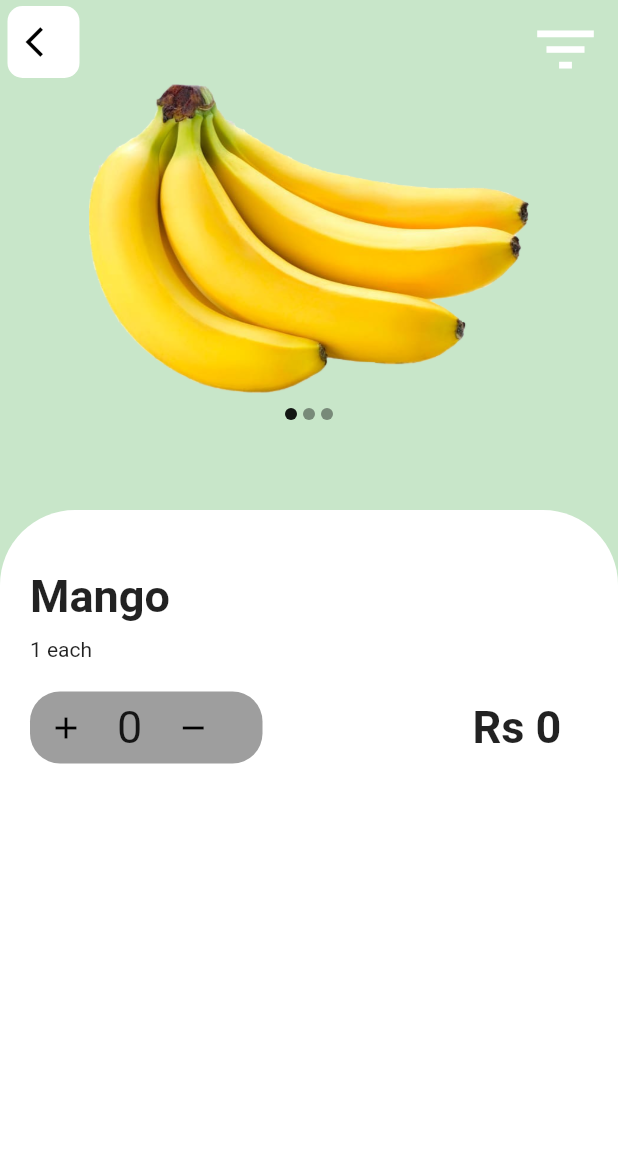
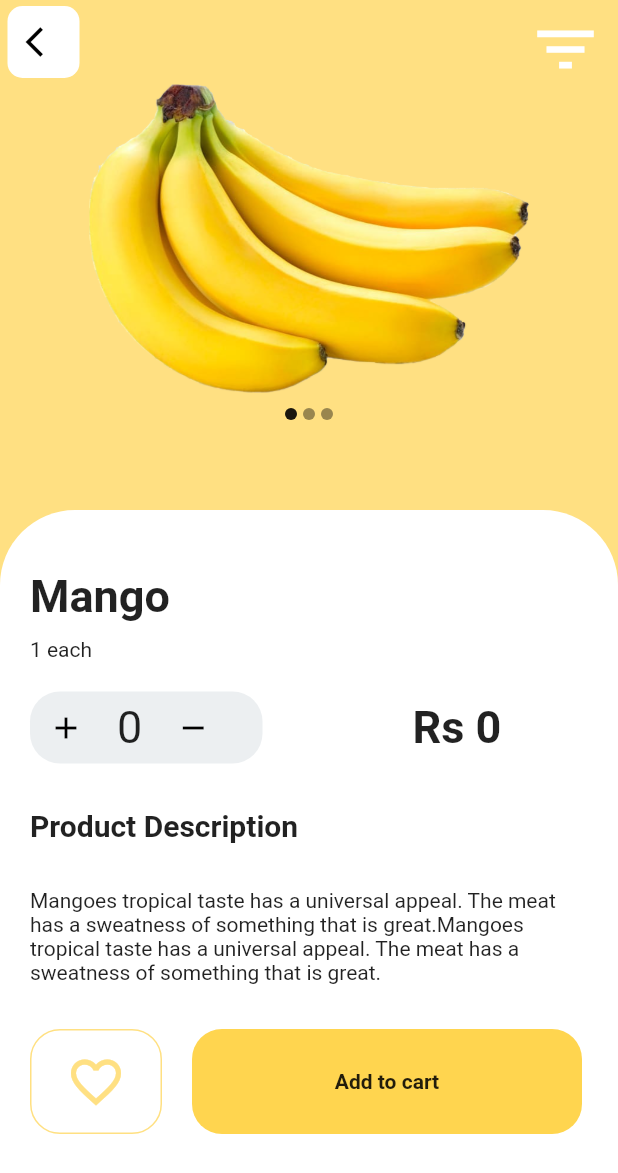
Before and after one commit to khadkabindu/Fruit-App, a Flutter app: the screen it shows after launch, on a phone screen of 412 x 824 dp. Shown: the top 1173 px of the screen. Run offline on Flutter 3.47's test engine with Material 2 defaults, Android fonts, the phone set to English and light mode, and no system bars; drawn by our look-alikes of carousel_slider.

Commit message:
changed colors

```diff
--- a/lib/counter.dart
+++ b/lib/counter.dart
@@ -20,6 +20,7 @@ class _CounterDesign extends State<CounterDesign> {
   void minus() {
     setState(() {
       if (_n != 0) _n--;
+      _amt = _amt - 10;
     });
   }
 
@@ -30,7 +31,7 @@ class _CounterDesign extends State<CounterDesign> {
         Container(
           width: 155.0,
           decoration: BoxDecoration(
-            color: Colors.grey.shade500,
+            color: Colors.blueGrey[50],
             borderRadius: BorderRadius.circular(20.0),
           ),
 //      width: 140.0,
@@ -68,7 +69,7 @@ class _CounterDesign extends State<CounterDesign> {
           ),
         ),
         SizedBox(
-          width: 140.0,
+          width: 100.0,
         ),
         Container(
             child: Text(
--- a/lib/main.dart
+++ b/lib/main.dart
@@ -13,14 +13,21 @@ void main() {
   ));
 }
 
-class FirstScreen extends StatelessWidget {
+class FirstScreen extends StatefulWidget {
+  @override
+  State<StatefulWidget> createState() {
+    return _FirstScreen();
+  }
+}
+
+class _FirstScreen extends State<FirstScreen> {
   @override
   Widget build(BuildContext context) {
     return MaterialApp(
       home: Scaffold(
         appBar: AppBar(
           elevation: 0,
-          backgroundColor: Colors.green.shade100,
+          backgroundColor: Colors.amber[200],
           leading: Row(
             children: <Widget>[
               SizedBox(
@@ -56,7 +63,7 @@ class FirstScreen extends StatelessWidget {
             ),
           ],
         ),
-        backgroundColor: Colors.green.shade100,
+        backgroundColor: Colors.amber[200],
         body: Column(
           crossAxisAlignment: CrossAxisAlignment.center,
           mainAxisSize: MainAxisSize.max,
@@ -98,6 +105,67 @@ class FirstScreen extends StatelessWidget {
                         height: 20.0,
                       ),
                       CounterDesign(),
+                      SizedBox(
+                        height: 30.0,
+                      ),
+                      Text(
+                        'Product Description',
+                        style: TextStyle(
+                            fontSize: 20.0, fontWeight: FontWeight.bold),
+                      ),
+                      SizedBox(
+                        height: 30.0,
+                      ),
+                      Text('Mangoes tropical taste has a universal appeal. '
+                          'The meat has a sweatness of something that is great.'
+                          'Mangoes tropical taste has a universal appeal. '
+                          'The meat has a sweatness of something that is great.'),
+                      SizedBox(
+                        height: 30.0,
+                      ),
+                      Row(
+                        children: <Widget>[
+                          ButtonTheme(
+                            shape: RoundedRectangleBorder(
+                              borderRadius: BorderRadius.circular(20.0),
+                              side: BorderSide(color: Colors.amber[200]),
+                            ),
+                            height: 70.0,
+                            child: RaisedButton(
+                              color: Colors.white,
+                              elevation: 0.0,
+                              child: Icon(
+                                Icons.favorite_border,
+                                color: Colors.amber[200],
+                                size: 40.0,
+                              ),
+                              onPressed: () {},
+                            ),
+                          ),
+                          SizedBox(
+                            width: 20.0,
+                          ),
+                          ButtonTheme(
+                            shape: RoundedRectangleBorder(
+                                borderRadius: BorderRadius.circular(20.0)),
+                            height: 70.0,
+                            minWidth: 260.0,
+                            child: RaisedButton(
+                              elevation: 0.0,
+                              color: Colors.amber[300],
+                              onPressed: () {
+                                setState(() {
+                                  Icon(Icons.favorite);
+                                });
+                              },
+                              child: Text(
+                                'Add to cart',
+                                style: TextStyle(fontWeight: FontWeight.bold),
+                              ),
+                            ),
+                          )
+                        ],
+                      ),
                     ],
                   ),
                 ),
```
Also changed, not shown: fonts/CrimsonText-Regular.ttf (added).
